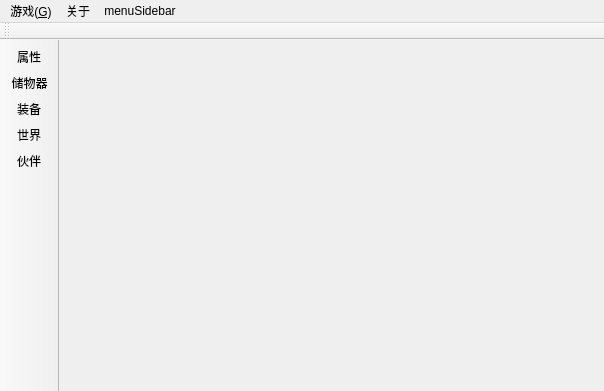
The window that src/coeus/coeus_client_qt/game_main_dialog.ui (AngryPowman/Coeus) describes before a commit, drawn with Qt 5.
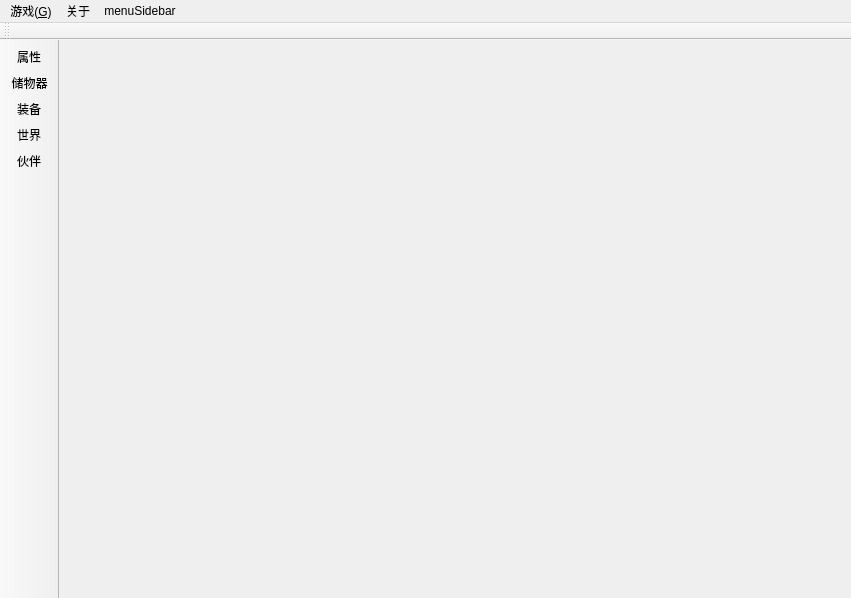
The same window after the commit. Icons and pictures are not drawn.

Commit message: Combine character creator with GameMain()

```diff
--- a/src/coeus/coeus_client_qt/game_main_dialog.ui
+++ b/src/coeus/coeus_client_qt/game_main_dialog.ui
@@ -6,13 +6,16 @@
    <rect>
     <x>0</x>
     <y>0</y>
-    <width>604</width>
-    <height>391</height>
+    <width>851</width>
+    <height>598</height>
    </rect>
   </property>
   <property name="windowTitle">
    <string>混沌之门</string>
   </property>
+  <property name="styleSheet">
+   <string notr="true"/>
+  </property>
   <property name="documentMode">
    <bool>false</bool>
   </property>
@@ -32,7 +35,7 @@
     <rect>
      <x>0</x>
      <y>0</y>
-     <width>604</width>
+     <width>851</width>
      <height>23</height>
     </rect>
    </property>
```
Left out of the diff: 2 changed lines with no effect on the pictures. The commit also changes 7 other files.
